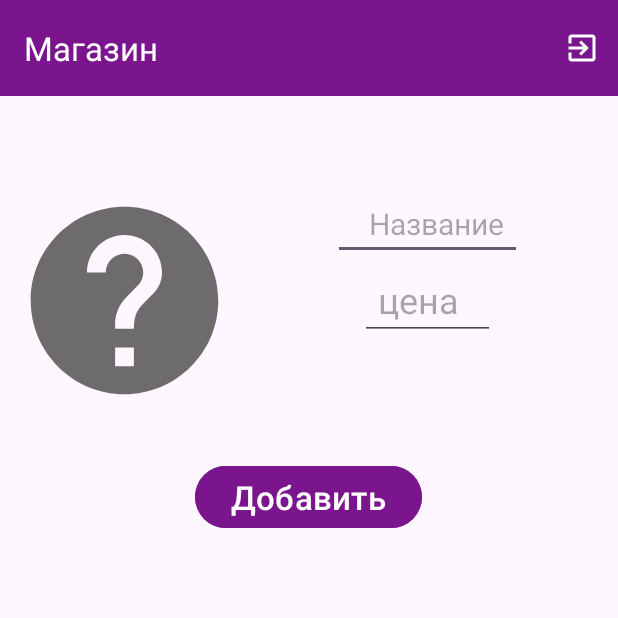
After one commit to Hellion2008/Android_ShopListProduct, an Android app: the ShopListProductActivity screen opened directly, with no data from a screen before it, on a phone screen of 412 x 824 dp, the top half of it. The commit adds this screen. Run offline under Robolectric (Android 15) with nearby library versions, the phone set to English and light mode, and no system bars.

Commit message:
added app, bugs with ListView and Image

```diff
--- a/app/build.gradle.kts
+++ b/app/build.gradle.kts
@@ -5,7 +5,7 @@ plugins {
 
 android {
     namespace = "ru.urban.android_shoplistproduct"
-    compileSdk = 34
+    compileSdk = 35
 
     defaultConfig {
         applicationId = "ru.urban.android_shoplistproduct"
--- a/app/src/main/AndroidManifest.xml
+++ b/app/src/main/AndroidManifest.xml
@@ -13,6 +13,9 @@
         android:theme="@style/Theme.Android_ShopListProduct"
         tools:targetApi="31">
         <activity
+            android:name=".ShopListProductActivity"
+            android:exported="false" />
+        <activity
             android:name=".MainActivity"
             android:exported="true">
             <intent-filter>
--- /dev/null
+++ b/app/src/main/java/ru/urban/android_shoplistproduct/ShopListProductActivity.kt
@@ -0,0 +1,140 @@
+package ru.urban.android_shoplistproduct
+
+import android.app.ComponentCaller
+import android.content.Intent
+import android.graphics.Bitmap
+import android.net.Uri
+import android.os.Bundle
+import android.provider.MediaStore
+import android.view.Menu
+import android.view.MenuItem
+import android.widget.Button
+import android.widget.EditText
+import android.widget.ImageView
+import android.widget.ListView
+import android.widget.TextView
+import android.widget.Toast
+import androidx.activity.enableEdgeToEdge
+import androidx.appcompat.app.AppCompatActivity
+import androidx.appcompat.widget.Toolbar
+import androidx.core.text.isDigitsOnly
+import androidx.core.view.ViewCompat
+import androidx.core.view.WindowInsetsCompat
+import java.io.IOException
+
+class ShopListProductActivity : AppCompatActivity() {
+
+    private val GALLERY_REQUEST = 302
+
+    var bitmap: Bitmap? = null
+
+    private lateinit var toolbarMain: Toolbar
+
+    private lateinit var mainImageViewIV: ImageView
+    private lateinit var nameProductET: EditText
+    private lateinit var priceProductET: EditText
+
+    private lateinit var saveBTN: Button
+
+    private lateinit var listViewLV: ListView
+
+    private val products: MutableList<Product> = mutableListOf()
+
+    override fun onCreate(savedInstanceState: Bundle?) {
+        super.onCreate(savedInstanceState)
+        enableEdgeToEdge()
+        setContentView(R.layout.activity_shop_list_product)
+        ViewCompat.setOnApplyWindowInsetsListener(findViewById(R.id.main)) { v, insets ->
+            val systemBars = insets.getInsets(WindowInsetsCompat.Type.systemBars())
+            v.setPadding(systemBars.left, systemBars.top, systemBars.right, systemBars.bottom)
+            insets
+        }
+
+        toolbarMain = findViewById(R.id.toolbarMain)
+        setSupportActionBar(toolbarMain)
+
+        mainImageViewIV = findViewById(R.id.mainImageViewIV)
+        nameProductET = findViewById(R.id.nameProductET)
+        priceProductET = findViewById(R.id.priceProductET)
+
+        saveBTN = findViewById(R.id.saveBTN)
+
+        listViewLV = findViewById(R.id.listViewLV)
+
+        mainImageViewIV.setOnClickListener{
+            val photoPickerIntent = Intent(Intent.ACTION_PICK)
+            photoPickerIntent.type = "image/*"
+            startActivityForResult(photoPickerIntent, GALLERY_REQUEST)
+        }
+
+        saveBTN.setOnClickListener{
+
+            if (nameProductET.text.isEmpty() || priceProductET.text.isEmpty())
+                return@setOnClickListener
+
+            if (!priceProductET.text.isDigitsOnly()){
+                Toast.makeText(this, "Цена не в цифрах", Toast.LENGTH_LONG).show()
+                return@setOnClickListener
+            }
+
+            val product = Product(
+                nameProductET.text.toString(),
+                priceProductET.text.toString(),
+                bitmap)
+            products.add(product)
+
+            val adapter = ListAdapter(this@ShopListProductActivity, products)
+            listViewLV.adapter = adapter
+            adapter.notifyDataSetChanged()
+
+            nameProductET.text.clear()
+            priceProductET.text.clear()
+            mainImageViewIV.setImageResource(R.drawable.ic_unknown_product)
+
+        }
+    }
+
+    override fun onActivityResult(
+        requestCode: Int,
+        resultCode: Int,
+        data: Intent?,
+        caller: ComponentCaller
+    ) {
+        super.onActivityResult(requestCode, resultCode, data, caller)
+        mainImageViewIV = findViewById(R.id.mainImageViewIV)
+        when (requestCode){
+            GALLERY_REQUEST -> if (resultCode === RESULT_OK){
+                val selectedImage : Uri? = data?.data
+
+                try {
+                    bitmap = MediaStore.Images.Media.getBitmap(contentResolver, selectedImage)
+                } catch (e: IOException){
+                    print(e.stackTrace)
+                }
+
+                mainImageViewIV.setImageBitmap(bitmap)
+            }
+            else -> mainImageViewIV.setImageResource(R.drawable.ic_unknown_product)
+        }
+    }
+
+    override fun onCreateOptionsMenu(menu: Menu?): Boolean {
+        menuInflater.inflate(R.menu.main_menu, menu)
+        toolbarMain.menu.findItem(R.id.exitMenuMain).setIcon(R.drawable.ic_exit_to_app)
+        return true
+    }
+
+    override fun onOptionsItemSelected(item: MenuItem): Boolean {
+        when (item.itemId){
+            R.id.exitMenuMain -> {
+                Toast.makeText(
+                    applicationContext,
+                    "Работа завершена",
+                    Toast.LENGTH_LONG
+                ).show()
+                finish()
+            }
+        }
+        return super.onOptionsItemSelected(item)
+    }
+}
--- /dev/null
+++ b/app/src/main/res/drawable/ic_exit_to_app.xml
@@ -0,0 +1,5 @@
+<vector xmlns:android="http://schemas.android.com/apk/res/android" android:autoMirrored="true" android:height="24dp" android:tint="@color/white" android:viewportHeight="24" android:viewportWidth="24" android:width="24dp">
+
+    <path android:fillColor="@android:color/white" android:pathData="M10.09,15.59L11.5,17l5,-5 -5,-5 -1.41,1.41L12.67,11H3v2h9.67l-2.58,2.59zM19,3H5c-1.11,0 -2,0.9 -2,2v4h2V5h14v14H5v-4H3v4c0,1.1 0.89,2 2,2h14c1.1,0 2,-0.9 2,-2V5c0,-1.1 -0.9,-2 -2,-2z"/>
+
+</vector>
--- /dev/null
+++ b/app/src/main/res/drawable/ic_unknown_product.xml
@@ -0,0 +1,5 @@
+<vector xmlns:android="http://schemas.android.com/apk/res/android" android:autoMirrored="true" android:height="24dp" android:tint="#6D6B6B" android:viewportHeight="24" android:viewportWidth="24" android:width="24dp">
+
+    <path android:fillColor="@android:color/white" android:pathData="M12,2C6.48,2 2,6.48 2,12s4.48,10 10,10 10,-4.48 10,-10S17.52,2 12,2zM13,19h-2v-2h2v2zM15.07,11.25l-0.9,0.92C13.45,12.9 13,13.5 13,15h-2v-0.5c0,-1.1 0.45,-2.1 1.17,-2.83l1.24,-1.26c0.37,-0.36 0.59,-0.86 0.59,-1.41 0,-1.1 -0.9,-2 -2,-2s-2,0.9 -2,2L8,9c0,-2.21 1.79,-4 4,-4s4,1.79 4,4c0,0.88 -0.36,1.68 -0.93,2.25z"/>
+
+</vector>
--- /dev/null
+++ b/app/src/main/res/layout/activity_shop_list_product.xml
@@ -0,0 +1,88 @@
+<?xml version="1.0" encoding="utf-8"?>
+<androidx.constraintlayout.widget.ConstraintLayout xmlns:android="http://schemas.android.com/apk/res/android"
+    xmlns:app="http://schemas.android.com/apk/res-auto"
+    xmlns:tools="http://schemas.android.com/tools"
+    android:id="@+id/main"
+    android:layout_width="match_parent"
+    android:layout_height="match_parent"
+    tools:context=".ShopListProductActivity">
+
+    <androidx.appcompat.widget.Toolbar
+        android:id="@+id/toolbarMain"
+        android:layout_width="match_parent"
+        android:layout_height="wrap_content"
+        app:title="Магазин"
+        app:titleTextColor="@color/white"
+        android:background="@color/mediumPurple"
+        tools:ignore="MissingConstraints" />
+
+    <LinearLayout
+        android:id="@+id/layout_fields"
+        android:layout_width="match_parent"
+        android:layout_height="wrap_content"
+        android:orientation="horizontal"
+        android:paddingLeft="8dp"
+        app:layout_constraintBottom_toBottomOf="parent"
+        app:layout_constraintEnd_toEndOf="parent"
+        app:layout_constraintStart_toStartOf="parent"
+        app:layout_constraintTop_toBottomOf="@+id/toolbarMain"
+        app:layout_constraintVertical_bias="0.1">
+
+        <ImageView
+            android:id="@+id/mainImageViewIV"
+            android:layout_width="150dp"
+            android:layout_height="150dp"
+            android:src="@drawable/ic_unknown_product"/>
+
+        <LinearLayout
+            android:layout_width="match_parent"
+            android:layout_height="wrap_content"
+            android:gravity="center"
+            android:orientation="vertical">
+
+            <EditText
+                android:id="@+id/nameProductET"
+                android:layout_width="wrap_content"
+                android:layout_height="wrap_content"
+                android:hint="@string/hint_name_product_text_view"
+                android:textSize="20dp"
+                android:paddingLeft="24dp"
+                android:paddingRight="12dp"/>
+
+            <EditText
+                android:id="@+id/priceProductET"
+                android:layout_width="wrap_content"
+                android:layout_height="wrap_content"
+                android:hint="@string/hint_price_text_view"
+                android:textSize="24dp"
+                android:paddingRight="24dp"
+                android:paddingLeft="12dp"/>
+
+        </LinearLayout>
+
+    </LinearLayout>
+
+    <Button
+        android:id="@+id/saveBTN"
+        android:layout_width="wrap_content"
+        android:layout_height="wrap_content"
+        android:text="@string/save_btn"
+        android:textSize="22dp"
+        android:backgroundTint="@color/mediumPurple"
+        app:layout_constraintBottom_toBottomOf="parent"
+        app:layout_constraintEnd_toEndOf="parent"
+        app:layout_constraintHorizontal_bias="0.498"
+        app:layout_constraintStart_toStartOf="parent"
+        app:layout_constraintTop_toBottomOf="@id/layout_fields"
+        app:layout_constraintVertical_bias="0.063" />
+
+    <ListView
+        android:id="@+id/listViewLV"
+        android:layout_width="match_parent"
+        android:layout_height="wrap_content"
+        android:layout_marginTop="12dp"
+        app:layout_constraintTop_toBottomOf="@+id/saveBTN"
+        tools:listitem="@layout/list_item" />
+
+
+</androidx.constraintlayout.widget.ConstraintLayout>
--- /dev/null
+++ b/app/src/main/res/menu/main_menu.xml
@@ -0,0 +1,11 @@
+<?xml version="1.0" encoding="utf-8"?>
+<menu xmlns:android="http://schemas.android.com/apk/res/android"
+    xmlns:app="http://schemas.android.com/apk/res-auto">
+
+    <item
+        android:id="@+id/exitMenuMain"
+        android:orderInCategory="50"
+        android:title="@string/exit"
+        android:icon="@drawable/ic_exit_to_app"
+        app:showAsAction="always"/>
+</menu>
--- a/app/src/main/res/values/colors.xml
+++ b/app/src/main/res/values/colors.xml
@@ -2,4 +2,5 @@
 <resources>
     <color name="black">#FF000000</color>
     <color name="white">#FFFFFFFF</color>
+    <color name="mediumPurple">#7A158E</color>
 </resources>
--- a/app/src/main/res/values/strings.xml
+++ b/app/src/main/res/values/strings.xml
@@ -1,3 +1,9 @@
 <resources>
     <string name="app_name">Android_ShopListProduct</string>
+    <string name="create_list_product_button">Создать свой список продуктов магазина</string>
+    <string name="hint_name_product_text_view">Название</string>
+    <string name="hint_price_text_view">цена</string>
+    <string name="save_btn">Добавить</string>
+    <string name="name_priduct_edit_text">Название продукта</string>
+    <string name="exit">Выход</string>
 </resources>
```
Also changed, not shown: app/src/main/java/ru/urban/android_shoplistproduct/ListAdapter.kt (added, +33 -0 lines), app/src/main/java/ru/urban/android_shoplistproduct/MainActivity.kt (+14 -0 lines), app/src/main/java/ru/urban/android_shoplistproduct/Product.kt (added, +7 -0 lines), app/src/main/res/layout/activity_main.xml (+14 -2 lines), app/src/main/res/layout/list_item.xml (added, +47 -0 lines).
